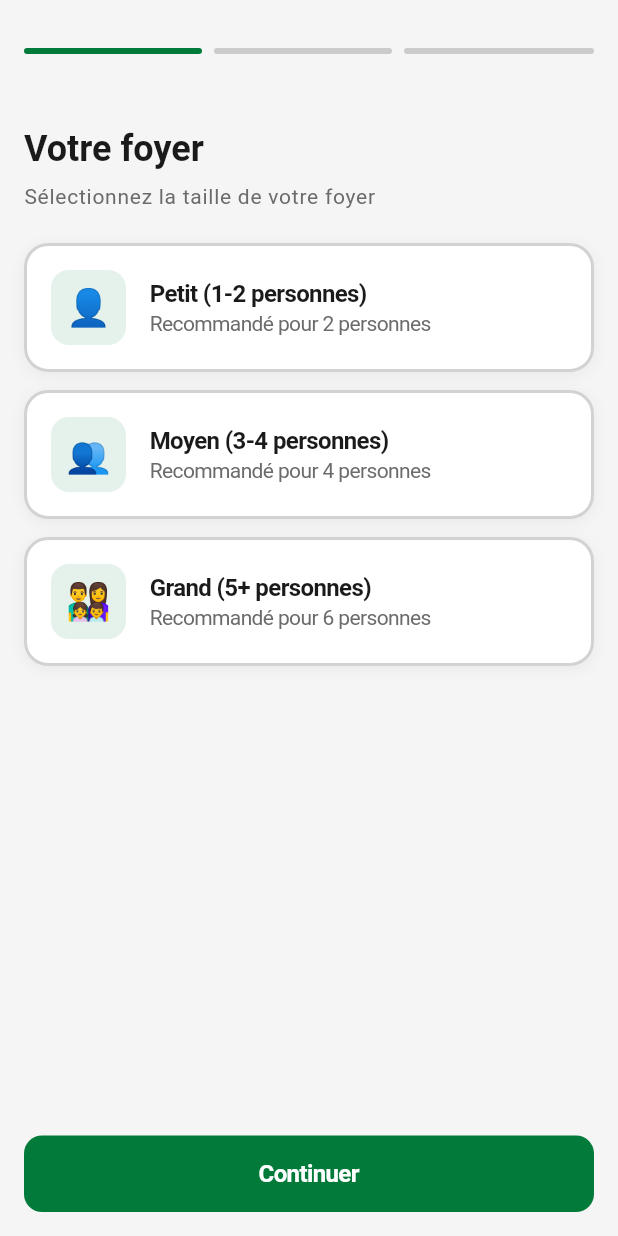
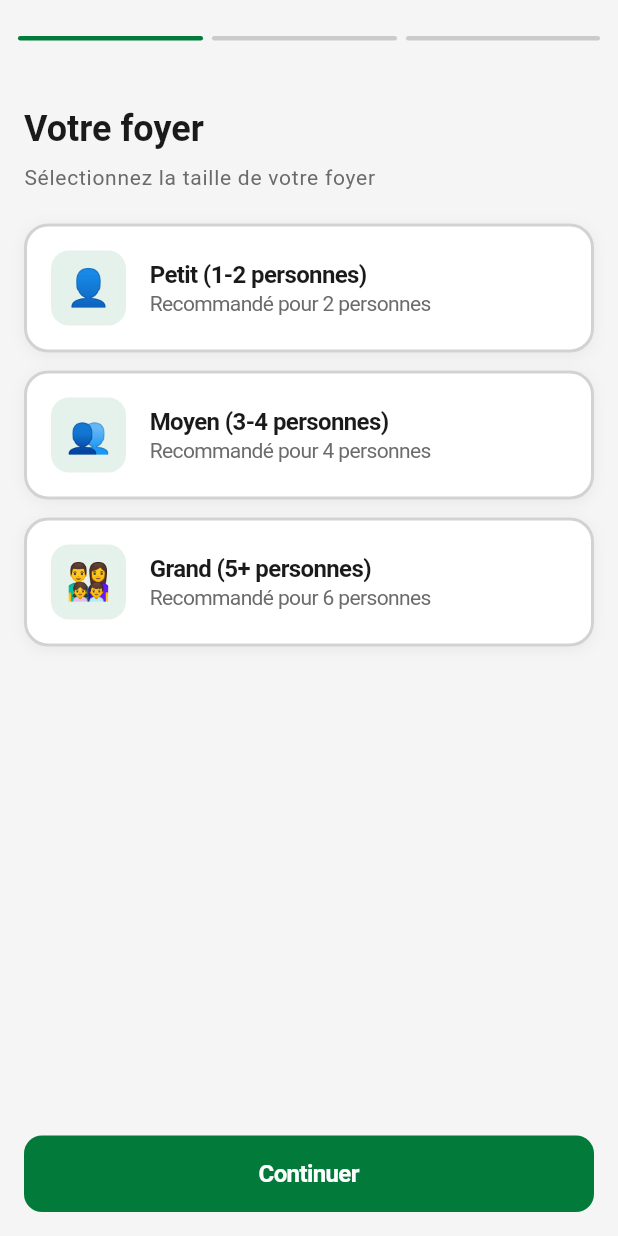
Before and after one commit to Ken-Andre/ngonnest, a Flutter app: the screen it shows after launch, swiped to page 2, on a phone screen of 412 x 824 dp. Run offline on Flutter 3.47's test engine with Material 3 defaults, Android fonts, the phone set to English and light mode, and no system bars; our stand-ins replace connectivity_plus, device_info_plus, flutter_local_notifications, flutter_typeahead, package_info_plus, shared_preferences and 3 more; missing offline and left inert: workmanager; accounts and stored records are empty; statements that could not run were skipped.

Commit message:
refactor: enhance UI and functionality across multiple screens
- Update `AddProductScreen` to synchronize text input with the controller for better user experience.
- Improve layout in `InventoryScreen` by adjusting widget structure for better responsiveness.
- Refine `OnboardingScreen` design by modifying padding, font sizes, and spacing for improved readability.
- Enhance `QuickQuantityUpdate` widget to support text overflow handling.
- Introduce new text change callback in `SmartProductSearch` for better interaction.

```diff
--- a/code/flutter/ngonnest_app/lib/screens/add_product_screen.dart
+++ b/code/flutter/ngonnest_app/lib/screens/add_product_screen.dart
@@ -419,6 +419,10 @@ class _AddProductScreenState extends State<AddProductScreen> {
                             .toString();
                       }
                     });
+                  },
+                  onTextChanged: (text) {
+                    // Synchroniser le texte saisi manuellement avec le controller
+                    _productNameController.text = text;
                   },
                   hintText: _isConsumable
                       ? 'Tapez pour voir les suggestions de consommables...'
--- a/code/flutter/ngonnest_app/lib/screens/onboarding_screen.dart
+++ b/code/flutter/ngonnest_app/lib/screens/onboarding_screen.dart
@@ -131,7 +131,7 @@ class _OnboardingScreenState extends State<OnboardingScreen> {
 
   Widget _buildHeader() {
     return Container(
-      padding: const EdgeInsets.all(16),
+      padding: const EdgeInsets.all(12),
       child: Column(
         children: [
           // Back button row
@@ -147,14 +147,14 @@ class _OnboardingScreenState extends State<OnboardingScreen> {
                       Icon(
                         CupertinoIcons.back,
                         color: AppTheme.primaryGreen,
-                        size: 20,
+                        size: 18,
                       ),
-                      const SizedBox(width: 8),
+                      const SizedBox(width: 6),
                       Text(
                         'Retour',
                         style: TextStyle(
                           color: AppTheme.primaryGreen,
-                          fontSize: 16,
+                          fontSize: 14,
                           fontWeight: FontWeight.w500,
                         ),
                       ),
@@ -164,20 +164,20 @@ class _OnboardingScreenState extends State<OnboardingScreen> {
               ],
             ),
 
-          const SizedBox(height: 16),
+          const SizedBox(height: 12),
 
           // Progress indicator
           Row(
             children: List.generate(3, (index) {
               return Expanded(
                 child: Container(
-                  margin: EdgeInsets.only(right: index < 2 ? 8 : 0),
-                  height: 4,
+                  margin: EdgeInsets.only(right: index < 2 ? 6 : 0),
+                  height: 3,
                   decoration: BoxDecoration(
                     color: index <= _currentStep
                         ? AppTheme.primaryGreen
                         : AppTheme.neutralGrey.withOpacity(0.3),
-                    borderRadius: BorderRadius.circular(2),
+                    borderRadius: BorderRadius.circular(1.5),
                   ),
                 ),
               );
--- a/code/flutter/ngonnest_app/lib/widgets/smart_product_search.dart
+++ b/code/flutter/ngonnest_app/lib/widgets/smart_product_search.dart
@@ -8,6 +8,7 @@ import '../services/product_intelligence_service.dart';
 class SmartProductSearch extends StatefulWidget {
   final String category;
   final Function(ProductTemplate)? onProductSelected;
+  final Function(String)? onTextChanged; // Nouveau callback pour le texte saisi
   final String? hintText;
   final int? familySize;
   final bool enabled;
@@ -17,6 +18,7 @@ class SmartProductSearch extends StatefulWidget {
     super.key,
     required this.category,
     this.onProductSelected,
+    this.onTextChanged,
     this.hintText,
     this.familySize,
     this.enabled = true,
@@ -80,6 +82,10 @@ class _SmartProductSearchState extends State<SmartProductSearch> {
           controller: controller,
           focusNode: focusNode,
           readOnly: !widget.enabled,
+          onChanged: (text) {
+            // Synchroniser le texte saisi avec le parent
+            widget.onTextChanged?.call(text);
+          },
           decoration: widget.decoration ??
               InputDecoration(
                 hintText: widget.hintText ?? 'Rechercher un produit...',
```
Also changed, not shown: code/flutter/ngonnest_app/lib/screens/inventory_screen.dart (+3 -5 lines), code/flutter/ngonnest_app/lib/widgets/quick_quantity_update.dart (+9 -6 lines).
